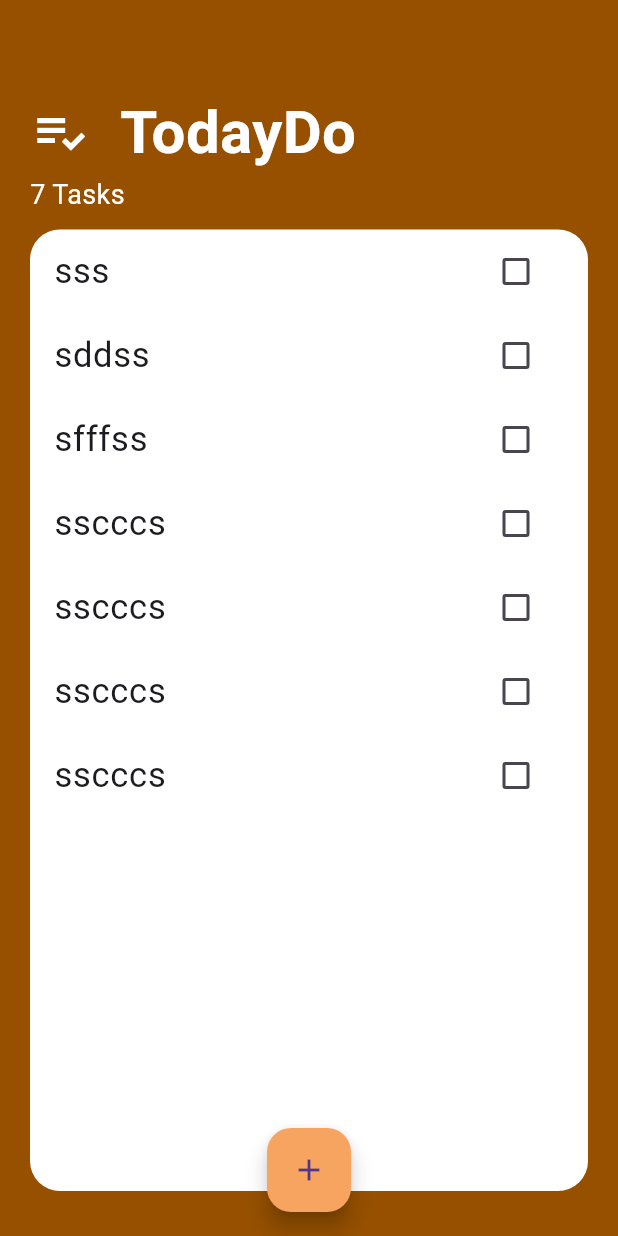
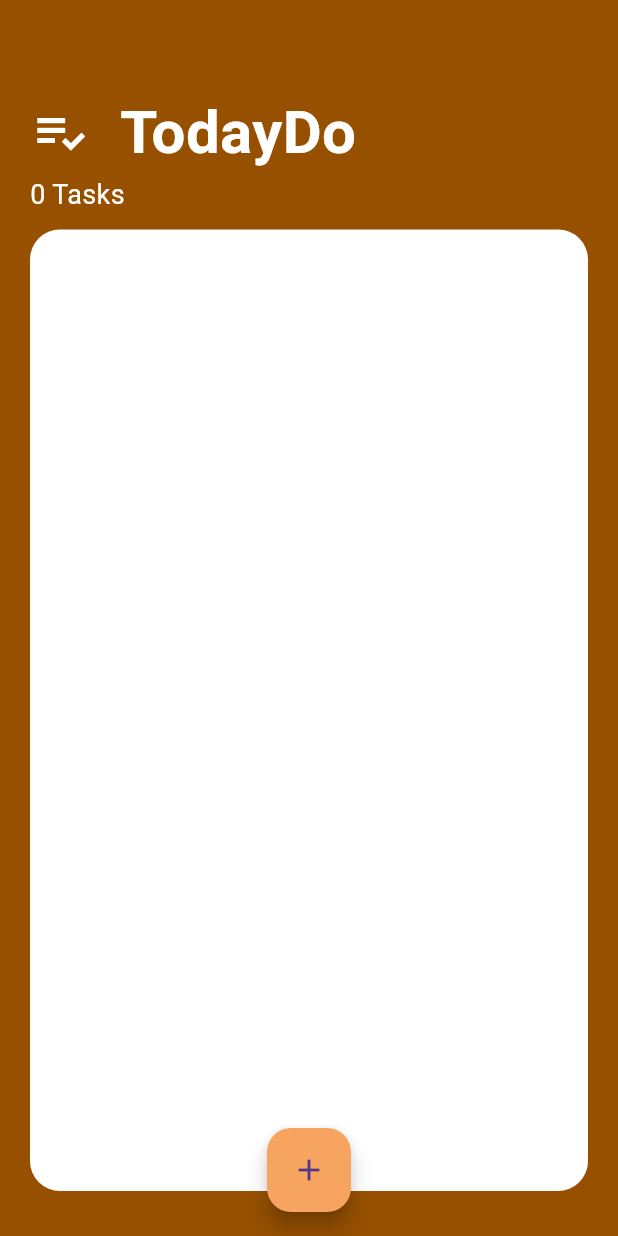
Before and after one commit to AmraniZouhir/Todo-app-Flutter, a Flutter app: the screen it shows after launch, on a phone screen of 412 x 824 dp. Run offline on Flutter 3.47's test engine with Material 3 defaults, Android fonts, the phone set to English and light mode, and no system bars.

```diff
--- a/lib/Models/Tasks.dart
+++ b/lib/Models/Tasks.dart
@@ -3,4 +3,8 @@ class Task {
   late bool isDone;
 
   Task({required this.name, this.isDone = false});
+
+  void doneChanged() {
+    isDone = !isDone;
+  }
 }
--- a/lib/Scrines/AddTasks.dart
+++ b/lib/Scrines/AddTasks.dart
@@ -1,4 +1,6 @@
 import 'package:flutter/material.dart';
+import 'package:provider/provider.dart';
+import 'package:todo_app/Models/TasksData.dart';
 
 class AddTasks extends StatelessWidget {
   final Function addTaskColback;
@@ -32,7 +34,9 @@ class AddTasks extends StatelessWidget {
                 foregroundColor: Colors.white,
                 backgroundColor: Color.fromARGB(255, 247, 164, 96)),
             onPressed: () {
-              addTaskColback(newTitelText);
+              Provider.of<TasksData>(context, listen: false)
+                  .addtask(newTitelText!);
+              Navigator.pop(context);
             },
             child: Text('data'),
           )
--- a/lib/Scrines/TackScrine.dart
+++ b/lib/Scrines/TackScrine.dart
@@ -1,26 +1,11 @@
 import 'package:flutter/material.dart';
+import 'package:provider/provider.dart';
 import 'package:todo_app/Models/Tasks.dart';
+import 'package:todo_app/Models/TasksData.dart';
 import 'package:todo_app/Scrines/AddTasks.dart';
 import 'package:todo_app/Widgets.dsrt/TasksList.dart';
 
-class TackScrine extends StatefulWidget {
-  const TackScrine({super.key});
-
-  @override
-  State<TackScrine> createState() => _TackScrineState();
-}
-
-class _TackScrineState extends State<TackScrine> {
-  List<Task> tasks = [
-    Task(name: 'sss'),
-    Task(name: 'sddss'),
-    Task(name: 'sfffss'),
-    Task(name: 'sscccs'),
-    Task(name: 'sscccs'),
-    Task(name: 'sscccs'),
-    Task(name: 'sscccs'),
-  ];
-
+class TackScrine extends StatelessWidget {
   @override
   Widget build(BuildContext context) {
     return Scaffold(
@@ -30,12 +15,7 @@ class _TackScrineState extends State<TackScrine> {
           showModalBottomSheet(
               context: context,
               builder: (context) => Container(
-                    child: AddTasks((newTitelText) {
-                      setState(() {
-                        tasks.add(Task(name: newTitelText));
-                        Navigator.pop(context);
-                      });
-                    }),
+                    child: AddTasks((newTitelText) {}),
                   ));
         },
         backgroundColor: Color.fromARGB(255, 247, 164, 96),
@@ -67,7 +47,7 @@ class _TackScrineState extends State<TackScrine> {
               ],
             ),
             Text(
-              "${tasks.length} Tasks",
+              "${Provider.of<TasksData>(context).tasks.length} Tasks",
               style: const TextStyle(
                   fontSize: 18,
                   color: Colors.white,
@@ -81,7 +61,7 @@ class _TackScrineState extends State<TackScrine> {
                 decoration: const BoxDecoration(
                     color: Colors.white,
                     borderRadius: BorderRadius.all(Radius.circular(20))),
-                child: TasksList(tasks: tasks),
+                child: TasksList(),
               ),
             ),
             SizedBox(
--- a/lib/Widgets.dsrt/TaskTodo.dart
+++ b/lib/Widgets.dsrt/TaskTodo.dart
@@ -4,11 +4,13 @@ class TaskTodo extends StatelessWidget {
   final bool isChecked;
   final String taskTitle;
   final void Function(bool?) checkBoxChange;
+  final void Function() delateTask;
 
   TaskTodo({
     required this.isChecked,
     required this.taskTitle,
     required this.checkBoxChange,
+    required this.delateTask,
   });
 
   @override
@@ -25,6 +27,7 @@ class TaskTodo extends StatelessWidget {
         value: isChecked,
         onChanged: checkBoxChange,
       ),
+      onLongPress: delateTask,
     );
   }
 }
--- a/lib/Widgets.dsrt/TasksList.dart
+++ b/lib/Widgets.dsrt/TasksList.dart
@@ -1,30 +1,32 @@
 import 'package:flutter/material.dart';
+import 'package:provider/provider.dart';
 import 'package:todo_app/Models/Tasks.dart';
+import 'package:todo_app/Models/TasksData.dart';
 import 'package:todo_app/Widgets.dsrt/TaskTodo.dart';
 
-class TasksList extends StatefulWidget {
-  final List<Task> tasks;
-  const TasksList({
-    required this.tasks,
-  });
-
-  @override
-  State<TasksList> createState() => _TasksListState();
-}
-
-class _TasksListState extends State<TasksList> {
+class TasksList extends StatelessWidget {
   @override
   Widget build(BuildContext context) {
-    return ListView.builder(
-      itemCount: widget.tasks.length,
-      itemBuilder: (context, index) {
-        return TaskTodo(
-          isChecked: widget.tasks[index].isDone,
-          taskTitle: widget.tasks[index].name,
-          checkBoxChange: (newValue) {
-            setState(() {
-              widget.tasks[index].isDone = newValue ?? false;
-            });
+    return Consumer<TasksData>(
+      builder: (context, taskdata, child) {
+        return ListView.builder(
+          itemCount: taskdata.tasks.length,
+          itemBuilder: (context, index) {
+            if (index >= 0 && index < taskdata.tasks.length) {
+              return TaskTodo(
+                isChecked: taskdata.tasks[index].isDone,
+                taskTitle: taskdata.tasks[index].name,
+                checkBoxChange: (newValue) {
+                  taskdata.udateCheckBox(taskdata.tasks[index]);
+                },
+                delateTask: () {
+                  taskdata.deletetaskss(taskdata.tasks[index]);
+                },
+              );
+            } else {
+              // Handle the case when the index is out of range
+              return SizedBox.shrink(); // or another appropriate widget
+            }
           },
         );
       },
--- a/lib/main.dart
+++ b/lib/main.dart
@@ -1,4 +1,6 @@
 import 'package:flutter/material.dart';
+import 'package:provider/provider.dart';
+import 'package:todo_app/Models/TasksData.dart';
 import 'package:todo_app/Scrines/TackScrine.dart';
 
 void main() {
@@ -10,8 +12,12 @@ class MyApp extends StatelessWidget {
 
   @override
   Widget build(BuildContext context) {
-    return MaterialApp(
-      home: TackScrine(),
+    return ChangeNotifierProvider(
+      //ChangeNotifierProvider hadi hya likatfr9 dik data 3la ga3 les intirface liththa
+      create: (context) => TasksData(),
+      child: MaterialApp(
+        home: TackScrine(),
+      ),
     );
   }
 }
--- a/pubspec.yaml
+++ b/pubspec.yaml
@@ -35,6 +35,7 @@ dependencies:
   # The following adds the Cupertino Icons font to your application.
   # Use with the CupertinoIcons class for iOS style icons.
   cupertino_icons: ^1.0.2
+  provider: ^6.1.1
 
 dev_dependencies:
   flutter_test:
```
Also changed, not shown: lib/Models/TasksData.dart (added, +21 -0 lines), pubspec.lock.
